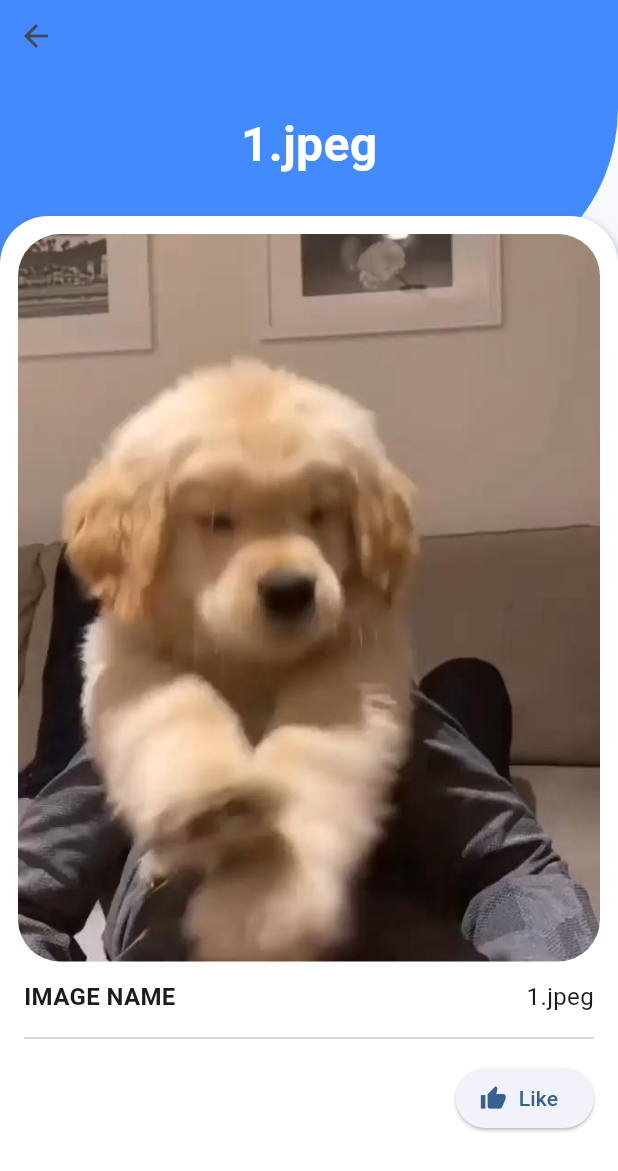
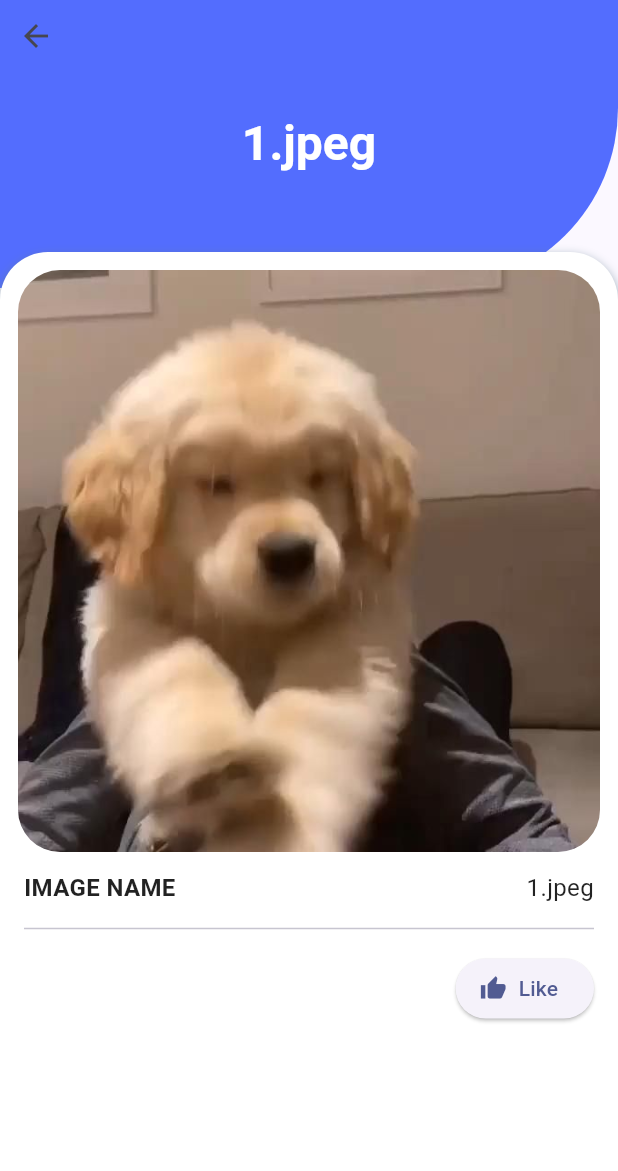
Before and after one commit to siesdart/madcamp-week1, a Flutter app: the GalleryDetailScreen screen opened directly with empty values, on a phone screen of 412 x 824 dp. Shown: the top 1171 px of the screen. Run offline on Flutter 3.47's test engine with Material 3 defaults, Android fonts, the phone set to English and light mode, and no system bars; our stand-ins replace dio, flutter_riverpod, fluttertoast, google_fonts; network calls fail.

Commit message:
Refactoring with Riverpod.

```diff
--- a/analysis_options.yaml
+++ b/analysis_options.yaml
@@ -2,6 +2,8 @@ include: package:very_good_analysis/analysis_options.yaml
 
 analyzer:
   exclude: [build/**, lib/**.g.dart]
+  plugins:
+    - custom_lint
 
 linter:
   rules:
--- a/lib/screens/gallery_detail_screen.dart
+++ b/lib/screens/gallery_detail_screen.dart
@@ -1,61 +1,23 @@
 import 'package:flutter/material.dart';
+import 'package:madcamp_week1/widgets/custom_scaffold.dart';
 
 class GalleryDetailScreen extends StatelessWidget {
-  final int imageIndex;
+  final int index;
   final bool isLiked;
 
   const GalleryDetailScreen({
-    required this.imageIndex,
+    required this.index,
     required this.isLiked,
     super.key,
   });
 
   @override
   Widget build(BuildContext context) {
-    final imageName = '${imageIndex + 1}.jpeg';
+    final imageName = '${index + 1}.jpeg';
 
-    return Scaffold(
-      body: SafeArea(
-        child: Stack(
-          children: [
-            Positioned(
-              top: 0,
-              left: 0,
-              right: 0,
-              height: 192,
-              child: Container(
-                decoration: const BoxDecoration(
-                  borderRadius: BorderRadius.only(
-                    bottomRight: Radius.circular(120),
-                  ),
-                  color: Colors.blueAccent,
-                ),
-                child: Stack(
-                  alignment: Alignment.center,
-                  children: [
-                    Align(
-                      alignment: Alignment.topLeft,
-                      child: BackButton(
-                        onPressed: () => Navigator.pop(context),
-                      ),
-                    ),
-                    Center(
-                      child: Text(
-                        imageName,
-                        style: const TextStyle(
-                          color: Colors.white,
-                          fontSize: 32,
-                          fontWeight: FontWeight.bold,
-                        ),
-                      ),
-                    ),
-                  ],
-                ),
-              ),
-            ),
-            Positioned.fill(
-              top: 144,
-              child: Container(
+    return CustomScaffold(
+      title: Text(imageName),
+      body: Container(
         padding: const EdgeInsets.all(12),
         decoration: BoxDecoration(
           borderRadius: const BorderRadius.vertical(
@@ -71,12 +33,17 @@ class GalleryDetailScreen extends StatelessWidget {
             ),
           ],
         ),
-                child: SingleChildScrollView(
         child: Column(
           children: [
-                      ClipRRect(
+            AspectRatio(
+              aspectRatio: 1,
+              child: ClipRRect(
                 borderRadius: BorderRadius.circular(28),
-                        child: Image.asset('images/$imageName'),
+                child: Image.asset(
+                  'images/$imageName',
+                  fit: BoxFit.cover,
+                ),
+              ),
             ),
             const SizedBox(height: 12),
             Padding(
@@ -88,21 +55,14 @@ class GalleryDetailScreen extends StatelessWidget {
                   const Divider(height: 32),
                   ElevatedButton.icon(
                     onPressed: () {
-                                Navigator.pop(context, imageIndex);
+                      Navigator.pop(context, index);
                     },
                     icon: isLiked
                         ? const Icon(Icons.thumb_down)
                         : const Icon(Icons.thumb_up),
-                              label: isLiked
-                                  ? const Text('Unlike')
-                                  : const Text('Like'),
+                    label: isLiked ? const Text('Unlike') : const Text('Like'),
                   ),
                 ],
-                        ),
-                      ),
-                    ],
-                  ),
-                ),
               ),
             ),
           ],
--- /dev/null
+++ b/lib/widgets/custom_scaffold.dart
@@ -0,0 +1,70 @@
+import 'package:flutter/material.dart';
+
+class CustomScaffold extends StatelessWidget {
+  final Widget title;
+  final Widget body;
+  final double height;
+
+  const CustomScaffold({
+    required this.title,
+    required this.body,
+    this.height = 192,
+    super.key,
+  });
+
+  @override
+  Widget build(BuildContext context) {
+    final theme = Theme.of(context);
+
+    return Material(
+      child: SafeArea(
+        child: Stack(
+          children: [
+            Positioned(
+              top: 0,
+              left: 0,
+              right: 0,
+              height: height,
+              child: Container(
+                decoration: BoxDecoration(
+                  borderRadius: const BorderRadius.only(
+                    bottomRight: Radius.circular(120),
+                  ),
+                  color: theme.appBarTheme.backgroundColor,
+                ),
+                child: Center(
+                  child: DefaultTextStyle(
+                    style: theme.textTheme.titleLarge?.copyWith(
+                          color: Colors.white,
+                          fontSize: 32,
+                          fontWeight: FontWeight.bold,
+                        ) ??
+                        const TextStyle(
+                          color: Colors.white,
+                          fontSize: 32,
+                          fontWeight: FontWeight.bold,
+                        ),
+                    softWrap: false,
+                    overflow: TextOverflow.ellipsis,
+                    child: title,
+                  ),
+                ),
+              ),
+            ),
+            if (ModalRoute.of(context)?.impliesAppBarDismissal ?? false)
+              Align(
+                alignment: Alignment.topLeft,
+                child: BackButton(
+                  onPressed: () => Navigator.pop(context),
+                ),
+              ),
+            Positioned.fill(
+              top: height - 24,
+              child: body,
+            ),
+          ],
+        ),
+      ),
+    );
+  }
+}
```
Also changed, not shown: lib/main.dart (+17 -18 lines), lib/providers/image.dart (added, +19 -0 lines), lib/providers/user.dart (added, +27 -0 lines), lib/screens/contact_detail_screen.dart (+51 -76 lines), lib/screens/contact_screen.dart (+39 -128 lines), lib/screens/gallery_screen.dart (+32 -30 lines), lib/widgets/contact_tile.dart (added, +80 -0 lines), lib/widgets/custom_text_field.dart (added, +42 -0 lines), pubspec.yaml (+4 -23 lines), pubspec.lock. Lines whose indentation alone changed are shown as unchanged.
